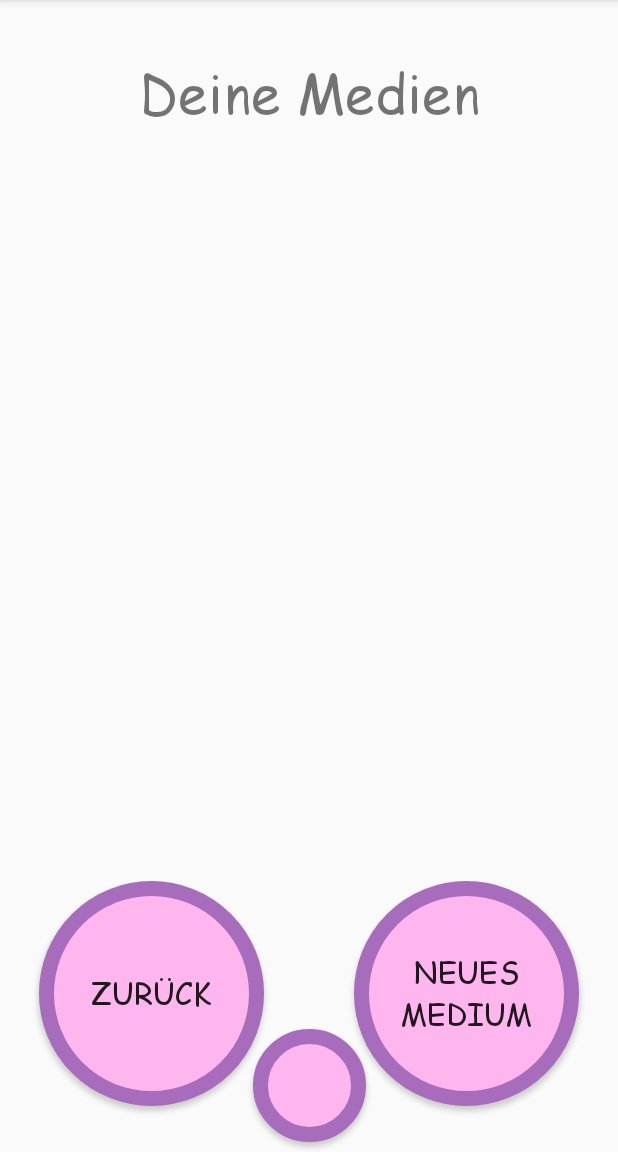
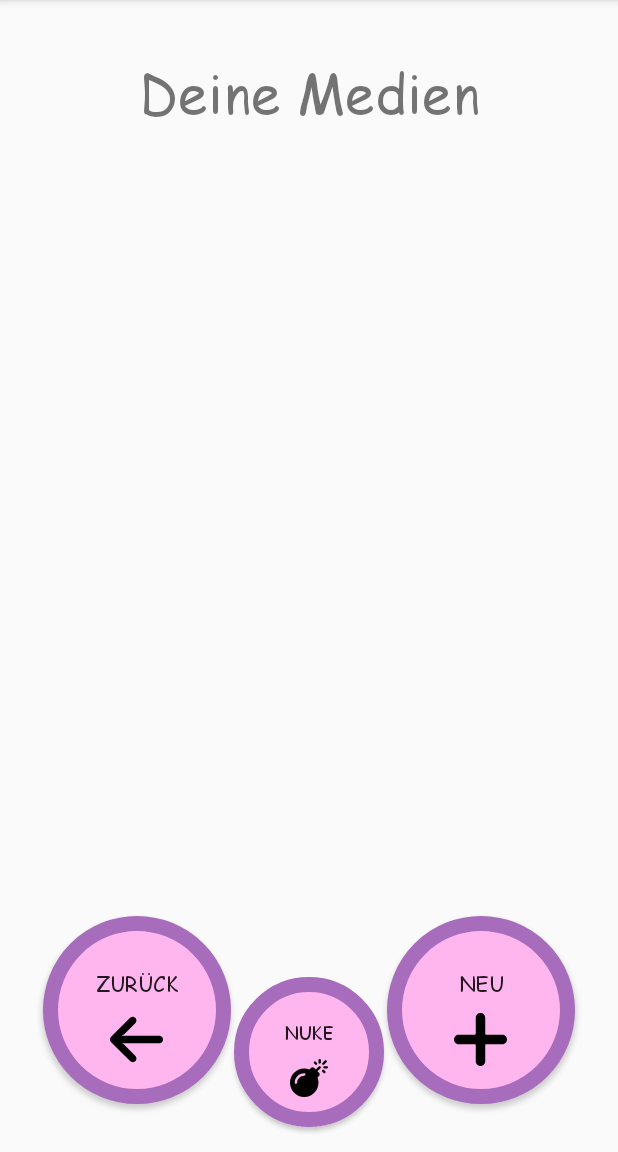
Before and after one commit to S1n93r/Tombolator, an Android app: the StartMediaFragment screen opened directly, with no data from a screen before it, on a phone screen of 412 x 824 dp, the part 84-1236 px from its top. Run offline under Robolectric (Android 15) with nearby library versions, the phone set to English and light mode, and no system bars; our stand-ins replace Room's generated code.

Commit message:
complimented all button texts with icons

```diff
--- a/app/src/main/java/com/example/tombolator/media/StartMediaFragment.java
+++ b/app/src/main/java/com/example/tombolator/media/StartMediaFragment.java
@@ -145,7 +145,7 @@ public class StartMediaFragment extends Fragment {
                 String mediaString = "[" + id + "] " + type + ": " + name + " - " + title + " (" + number + ")";
 
                 TextView textView = new TextView(parent.getApplicationContext());
-                textView.setTypeface(backButton.getTypeface());
+                textView.setTypeface(getResources().getFont(R.font.comic_sans_ms));
                 textView.setTextSize(16);
                 textView.setText(mediaString);
 
--- a/app/src/main/java/com/example/tombolator/tombolas/StartTombolaFragment.java
+++ b/app/src/main/java/com/example/tombolator/tombolas/StartTombolaFragment.java
@@ -142,7 +142,7 @@ public class StartTombolaFragment extends Fragment {
                 String mediaString = "[" + id + "] " + name;
 
                 TextView textView = new TextView(parent.getApplicationContext());
-                textView.setTypeface(backButton.getTypeface());
+                textView.setTypeface(getResources().getFont(R.font.comic_sans_ms));
                 textView.setTextSize(16);
                 textView.setText(mediaString);
 
--- /dev/null
+++ b/app/src/main/res/drawable/ic_add.xml
@@ -0,0 +1,9 @@
+<vector xmlns:android="http://schemas.android.com/apk/res/android"
+    android:width="35dp"
+    android:height="35dp"
+    android:viewportWidth="448"
+    android:viewportHeight="448">
+  <path
+      android:fillColor="#FF000000"
+      android:pathData="m408,184h-136c-4.418,0 -8,-3.582 -8,-8v-136c0,-22.09 -17.91,-40 -40,-40s-40,17.91 -40,40v136c0,4.418 -3.582,8 -8,8h-136c-22.09,0 -40,17.91 -40,40s17.91,40 40,40h136c4.418,0 8,3.582 8,8v136c0,22.09 17.91,40 40,40s40,-17.91 40,-40v-136c0,-4.418 3.582,-8 8,-8h136c22.09,0 40,-17.91 40,-40s-17.91,-40 -40,-40zM408,184"/>
+</vector>
--- /dev/null
+++ b/app/src/main/res/drawable/ic_arrow.xml
@@ -0,0 +1,9 @@
+<vector xmlns:android="http://schemas.android.com/apk/res/android"
+    android:width="35dp"
+    android:height="35dp"
+    android:viewportWidth="447.243"
+    android:viewportHeight="447.243">
+  <path
+      android:fillColor="#FF000000"
+      android:pathData="M420.361,192.229c-1.83,-0.297 -3.682,-0.434 -5.535,-0.41H99.305l6.88,-3.2c6.725,-3.183 12.843,-7.515 18.08,-12.8l88.48,-88.48c11.653,-11.124 13.611,-29.019 4.64,-42.4c-10.441,-14.259 -30.464,-17.355 -44.724,-6.914c-1.152,0.844 -2.247,1.764 -3.276,2.754l-160,160C-3.119,213.269 -3.13,233.53 9.36,246.034c0.008,0.008 0.017,0.017 0.025,0.025l160,160c12.514,12.479 32.775,12.451 45.255,-0.063c0.982,-0.985 1.899,-2.033 2.745,-3.137c8.971,-13.381 7.013,-31.276 -4.64,-42.4l-88.32,-88.64c-4.695,-4.7 -10.093,-8.641 -16,-11.68l-9.6,-4.32h314.24c16.347,0.607 30.689,-10.812 33.76,-26.88C449.654,211.494 437.806,195.059 420.361,192.229z"/>
+</vector>
--- /dev/null
+++ b/app/src/main/res/drawable/ic_bombe.xml
@@ -0,0 +1,24 @@
+<vector xmlns:android="http://schemas.android.com/apk/res/android"
+    android:width="25dp"
+    android:height="25dp"
+    android:viewportWidth="512"
+    android:viewportHeight="512">
+  <path
+      android:fillColor="#FF000000"
+      android:pathData="m411.313,123.313c6.25,-6.25 6.25,-16.375 0,-22.625s-16.375,-6.25 -22.625,0l-32,32 -9.375,9.375 -20.688,-20.688c-12.484,-12.5 -32.766,-12.5 -45.25,0l-16,16c-1.261,1.261 -2.304,2.648 -3.31,4.051 -21.739,-8.561 -45.324,-13.426 -70.065,-13.426 -105.867,0 -192,86.133 -192,192s86.133,192 192,192 192,-86.133 192,-192c0,-24.741 -4.864,-48.327 -13.426,-70.065 1.402,-1.007 2.79,-2.049 4.051,-3.31l16,-16c12.5,-12.492 12.5,-32.758 0,-45.25l-20.688,-20.688 9.375,-9.375 32.001,-31.999zM192,224c-52.938,0 -96,43.063 -96,96 0,8.836 -7.164,16 -16,16s-16,-7.164 -16,-16c0,-70.578 57.422,-128 128,-128 8.836,0 16,7.164 16,16s-7.164,16 -16,16z"/>
+  <path
+      android:fillColor="#FF000000"
+      android:pathData="m459.02,148.98c-6.25,-6.25 -16.375,-6.25 -22.625,0s-6.25,16.375 0,22.625l16,16c3.125,3.125 7.219,4.688 11.313,4.688 4.094,0 8.188,-1.563 11.313,-4.688 6.25,-6.25 6.25,-16.375 0,-22.625l-16.001,-16z"/>
+  <path
+      android:fillColor="#FF000000"
+      android:pathData="m340.395,75.605c3.125,3.125 7.219,4.688 11.313,4.688 4.094,0 8.188,-1.563 11.313,-4.688 6.25,-6.25 6.25,-16.375 0,-22.625l-16,-16c-6.25,-6.25 -16.375,-6.25 -22.625,0s-6.25,16.375 0,22.625l15.999,16z"/>
+  <path
+      android:fillColor="#FF000000"
+      android:pathData="m400,64c8.844,0 16,-7.164 16,-16v-32c0,-8.836 -7.156,-16 -16,-16 -8.844,0 -16,7.164 -16,16v32c0,8.836 7.156,16 16,16z"/>
+  <path
+      android:fillColor="#FF000000"
+      android:pathData="m496,96.586h-32c-8.844,0 -16,7.164 -16,16 0,8.836 7.156,16 16,16h32c8.844,0 16,-7.164 16,-16 0,-8.836 -7.156,-16 -16,-16z"/>
+  <path
+      android:fillColor="#FF000000"
+      android:pathData="m436.98,75.605c3.125,3.125 7.219,4.688 11.313,4.688 4.094,0 8.188,-1.563 11.313,-4.688l32,-32c6.25,-6.25 6.25,-16.375 0,-22.625s-16.375,-6.25 -22.625,0l-32,32c-6.251,6.25 -6.251,16.375 -0.001,22.625z"/>
+</vector>
--- a/app/src/main/res/layout/fragment_media_start.xml
+++ b/app/src/main/res/layout/fragment_media_start.xml
@@ -7,19 +7,6 @@
         android:layout_height="match_parent"
              tools:context=".media.StartMediaFragment">
 
-    <Button
-            android:layout_width="75dp"
-            android:layout_height="75dp"
-            android:id="@+id/buttonDeleteAll"
-            android:background="@drawable/ovalbutton"
-            android:fontFamily="@font/comic_sans_ms"
-            android:textSize="20sp"
-            app:layout_constraintEnd_toEndOf="parent"
-            app:layout_constraintBottom_toBottomOf="parent"
-            app:layout_constraintTop_toTopOf="parent"
-            app:layout_constraintStart_toStartOf="parent"
-            app:layout_constraintHorizontal_bias="0.5"
-            app:layout_constraintVertical_bias="0.99"/>
     <TextView
             android:fontFamily="@font/comic_sans_ms"
             android:layout_width="wrap_content"
@@ -35,11 +22,14 @@
             app:layout_constraintVertical_bias="0.05"/>
     <Button
             android:background="@drawable/ovalbutton"
+            android:text="@string/button_back"
+            android:textSize="14sp"
             android:fontFamily="@font/comic_sans_ms"
-            android:textSize="20sp"
-            android:text="@string/button_back"
-            android:layout_width="150dp"
-            android:layout_height="150dp" android:id="@+id/button_back"
+            android:drawableBottom="@drawable/ic_arrow"
+            android:layout_width="125dp"
+            android:layout_height="125dp"
+            android:id="@+id/button_back"
+            android:padding="25dp"
             app:layout_constraintEnd_toEndOf="parent"
             app:layout_constraintBottom_toBottomOf="parent"
             app:layout_constraintStart_toStartOf="parent"
@@ -47,16 +37,37 @@
             app:layout_constraintTop_toTopOf="parent"
             app:layout_constraintVertical_bias="0.95"/>
     <Button
+            android:drawableBottom="@drawable/ic_bombe"
+            android:layout_width="100dp"
+            android:layout_height="100dp"
+            android:id="@+id/buttonDeleteAll"
             android:background="@drawable/ovalbutton"
+            android:padding="20dp"
+            android:scaleType="fitCenter"
+            android:text="@string/button_nuke"
+            android:textSize="12sp"
             android:fontFamily="@font/comic_sans_ms"
-            android:textSize="20sp"
-            android:text="@string/button_new_media"
-            android:layout_width="150dp"
-            android:layout_height="150dp" android:id="@+id/button_new_media"
+            app:layout_constraintEnd_toEndOf="parent"
+            app:layout_constraintBottom_toBottomOf="parent"
             app:layout_constraintTop_toTopOf="parent"
-            app:layout_constraintBottom_toBottomOf="parent" app:layout_constraintEnd_toEndOf="parent"
             app:layout_constraintStart_toStartOf="parent"
-            app:layout_constraintHorizontal_bias="0.90"
+            app:layout_constraintHorizontal_bias="0.5"
+            app:layout_constraintVertical_bias="0.975"/>
+    <Button
+            android:id="@+id/button_new_media"
+            android:background="@drawable/ovalbutton"
+            android:drawableBottom="@drawable/ic_add"
+            android:text="@string/button_new"
+            android:textSize="14sp"
+            android:fontFamily="@font/comic_sans_ms"
+            android:layout_width="125dp"
+            android:layout_height="125dp"
+            android:padding="25dp"
+            app:layout_constraintStart_toStartOf="parent"
+            app:layout_constraintEnd_toEndOf="parent"
+            app:layout_constraintBottom_toBottomOf="parent"
+            app:layout_constraintTop_toTopOf="parent"
+            app:layout_constraintHorizontal_bias="0.9"
             app:layout_constraintVertical_bias="0.95"/>
     <ScrollView
             android:layout_width="330dp"
--- a/app/src/main/res/values/strings.xml
+++ b/app/src/main/res/values/strings.xml
@@ -1,11 +1,11 @@
 <resources>
     <string name="app_mame">Tombolator</string>
     <string name="button_back">Zurück</string>
-    <string name="button_save">Speichern</string>
+    <string name="button_save">Sichern</string>
     <string name="button_tombolas">Tombolas</string>
     <string name="button_media">Medien</string>
-    <string name="button_new_media">Neues Medium</string>
-    <string name="button_new_tombola">Neue Tombola</string>
+    <string name="button_new">Neu</string>
+    <string name="button_nuke">Nuke</string>
     <string name="title_tombolas">Deine Tombolas</string>
     <string name="title_media">Deine Medien</string>
     <string name="title_new_media">Neues Medium</string>
```
Also changed, not shown: app/src/main/res/drawable/ic_cassette.xml (+22 -43 lines), app/src/main/res/drawable/ic_floppy_disk.xml (added, +18 -0 lines), app/src/main/res/drawable/ic_wheel.xml (added, +36 -0 lines), app/src/main/res/layout/activity_main.xml (+6 -2 lines), app/src/main/res/layout/fragment_media_new.xml (+10 -6 lines), app/src/main/res/layout/fragment_tombolas_new.xml (+10 -6 lines), app/src/main/res/layout/fragment_tombolas_start.xml (+18 -11 lines), 1 other file.
